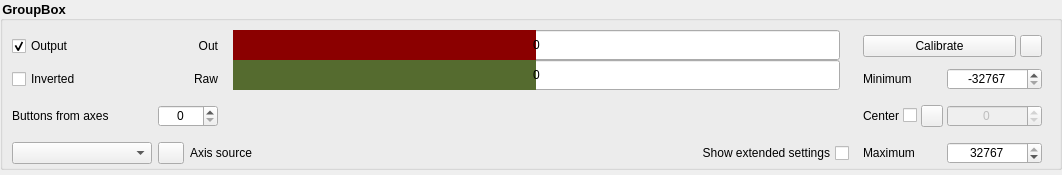
The window that src/widgets/axes/axes.ui (anpeaco/FreeJoyXConfiguratorQt) describes before a commit, drawn with Qt 5.
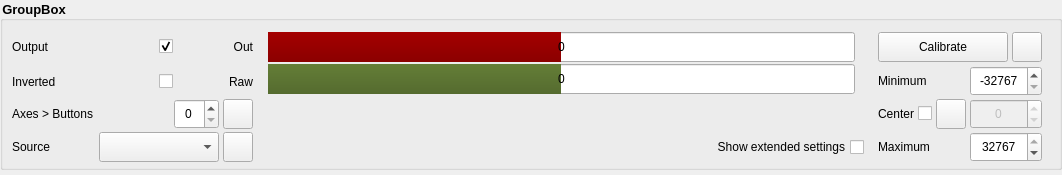
The same window after the commit. Icons and pictures are not drawn. Custom widgets are drawn as their Qt base class.

Commit message:
axes: source auto-detect (listen/sequence) + bar and slider gradients
Axes tab gains click-to-detect source with single and auto-sequence modes plus an input pulse. The Out/Raw bars and the axes-to-buttons slider track get the subtle top-lighter gradient; pulse and source-conflict warning colours route through the shared accent accessors.

```diff
--- a/src/widgets/axes/axes.ui
+++ b/src/widgets/axes/axes.ui
@@ -65,20 +65,59 @@
      <property name="title">
       <string>GroupBox</string>
      </property>
-     <layout class="QGridLayout" name="gridLayout_2" rowstretch="1,0,0,0" columnstretch="0,0,0,0,7,2" columnminimumwidth="0,0,0,0,0,185">
+     <layout class="QGridLayout" name="gridLayout_2" rowstretch="0,0,0,0" columnstretch="0,0,0,0,7,0" columnminimumwidth="0,0,0,0,0,150">
       <property name="bottomMargin">
        <number>3</number>
       </property>
-      <property name="spacing">
+      <property name="horizontalSpacing">
        <number>6</number>
       </property>
-      <item row="3" column="4">
+      <property name="verticalSpacing">
+       <number>1</number>
+      </property>
+      <item row="3" column="4" alignment="Qt::AlignVCenter">
+       <layout class="QHBoxLayout" name="layoutH_ShowExtend">
+        <property name="spacing"><number>4</number></property>
+        <!-- Source-conflict warning lives in the stretchy column 4 (with the
+             bars / show-extended). Separate icon + text labels (not inline
+             HTML) so the icon is reliably vertically centered, and an Ignored
+             width policy so a long message can NEVER grow a column and shift
+             the Out/Raw bars (which share columns 3-4). -->
+        <item>
+         <widget class="QLabel" name="label_sourceWarningIcon">
+          <property name="sizePolicy">
+           <sizepolicy hsizetype="Fixed" vsizetype="Preferred">
+            <horstretch>0</horstretch>
+            <verstretch>0</verstretch>
+           </sizepolicy>
+          </property>
+          <property name="text"><string notr="true"/></property>
+          <property name="alignment"><set>Qt::AlignVCenter</set></property>
+         </widget>
+        </item>
+        <item>
+         <widget class="QLabel" name="label_sourceWarning">
+          <property name="sizePolicy">
+           <sizepolicy hsizetype="Ignored" vsizetype="Preferred">
+            <horstretch>1</horstretch>
+            <verstretch>0</verstretch>
+           </sizepolicy>
+          </property>
+          <property name="text">
+           <string notr="true"/>
+          </property>
+          <property name="alignment">
+           <set>Qt::AlignLeading|Qt::AlignLeft|Qt::AlignVCenter</set>
+          </property>
+         </widget>
+        </item>
+        <item>
        <widget class="QCheckBox" name="checkBox_ShowExtend">
         <property name="cursor">
          <cursorShape>PointingHandCursor</cursorShape>
         </property>
         <property name="sizePolicy">
-         <sizepolicy hsizetype="Minimum" vsizetype="Fixed">
+           <sizepolicy hsizetype="Fixed" vsizetype="Preferred">
           <horstretch>0</horstretch>
           <verstretch>0</verstretch>
          </sizepolicy>
@@ -100,6 +139,8 @@
         </property>
        </widget>
       </item>
+       </layout>
+      </item>
       <!-- Calibration column. Each row is placed DIRECTLY in the outer
            gridLayout_2 at column 5 in the matching row, so row heights
            are shared with the Out bar / Raw bar / a2b slider / Axis
@@ -124,6 +165,8 @@
             <verstretch>0</verstretch>
            </sizepolicy>
           </property>
+          <property name="minimumSize"><size><width>0</width><height>30</height></size></property>
+          <property name="maximumSize"><size><width>16777215</width><height>30</height></size></property>
           <property name="text"><string>Calibrate</string></property>
           <property name="autoDefault"><bool>false</bool></property>
           <property name="default"><bool>false</bool></property>
@@ -134,13 +177,13 @@
         <item>
          <widget class="QPushButton" name="pushButton_ResetCalib">
           <property name="sizePolicy">
-           <sizepolicy hsizetype="Fixed" vsizetype="Fixed">
+           <sizepolicy hsizetype="Fixed" vsizetype="Preferred">
             <horstretch>0</horstretch>
             <verstretch>0</verstretch>
            </sizepolicy>
           </property>
-          <property name="minimumSize"><size><width>22</width><height>22</height></size></property>
-          <property name="maximumSize"><size><width>22</width><height>22</height></size></property>
+          <property name="minimumSize"><size><width>30</width><height>30</height></size></property>
+          <property name="maximumSize"><size><width>30</width><height>30</height></size></property>
           <property name="toolTip"><string>Reset calibration (Min / Center / Max back to factory defaults)</string></property>
           <property name="text"><string notr="true"/></property>
           <property name="icon">
@@ -180,8 +223,8 @@
             <verstretch>0</verstretch>
            </sizepolicy>
           </property>
-          <property name="minimumSize"><size><width>95</width><height>0</height></size></property>
-          <property name="maximumSize"><size><width>95</width><height>22</height></size></property>
+          <property name="minimumSize"><size><width>72</width><height>30</height></size></property>
+          <property name="maximumSize"><size><width>72</width><height>30</height></size></property>
           <property name="alignment"><set>Qt::AlignCenter</set></property>
           <property name="minimum"><number>-32767</number></property>
           <property name="maximum"><number>32767</number></property>
@@ -217,13 +260,13 @@
         <item>
          <widget class="QPushButton" name="pushButton_SetCenter">
           <property name="sizePolicy">
-           <sizepolicy hsizetype="Fixed" vsizetype="Fixed">
+           <sizepolicy hsizetype="Fixed" vsizetype="Preferred">
             <horstretch>0</horstretch>
             <verstretch>0</verstretch>
            </sizepolicy>
           </property>
-          <property name="minimumSize"><size><width>22</width><height>22</height></size></property>
-          <property name="maximumSize"><size><width>22</width><height>22</height></size></property>
+          <property name="minimumSize"><size><width>30</width><height>30</height></size></property>
+          <property name="maximumSize"><size><width>30</width><height>30</height></size></property>
           <property name="toolTip"><string>Capture the current axis value as the new Center</string></property>
           <property name="text"><string notr="true"/></property>
           <property name="icon">
@@ -244,8 +287,8 @@
             <verstretch>0</verstretch>
            </sizepolicy>
           </property>
-          <property name="minimumSize"><size><width>95</width><height>0</height></size></property>
-          <property name="maximumSize"><size><width>95</width><height>22</height></size></property>
+          <property name="minimumSize"><size><width>72</width><height>30</height></size></property>
+          <property name="maximumSize"><size><width>72</width><height>30</height></size></property>
           <property name="alignment"><set>Qt::AlignCenter</set></property>
           <property name="minimum"><number>-32767</number></property>
           <property name="maximum"><number>32767</number></property>
@@ -279,8 +322,8 @@
             <verstretch>0</verstretch>
            </sizepolicy>
           </property>
-          <property name="minimumSize"><size><width>95</width><height>0</height></size></property>
-          <property name="maximumSize"><size><width>95</width><height>22</height></size></property>
+          <property name="minimumSize"><size><width>72</width><height>30</height></size></property>
+          <property name="maximumSize"><size><width>72</width><height>30</height></size></property>
           <property name="alignment"><set>Qt::AlignCenter</set></property>
           <property name="minimum"><number>-32767</number></property>
           <property name="maximum"><number>32767</number></property>
@@ -297,12 +340,18 @@
         <property name="minimumSize">
          <size>
           <width>0</width>
-          <height>40</height>
+          <height>30</height>
+         </size>
+        </property>
+        <property name="maximumSize">
+         <size>
+          <width>16777215</width>
+          <height>30</height>
          </size>
         </property>
        </widget>
       </item>
-      <item row="1" column="2">
+      <item row="1" column="2" alignment="Qt::AlignVCenter">
        <widget class="QLabel" name="label_2">
         <property name="sizePolicy">
          <sizepolicy hsizetype="Preferred" vsizetype="Preferred">
@@ -324,7 +373,7 @@
         </property>
        </widget>
       </item>
-      <item row="0" column="2">
+      <item row="0" column="2" alignment="Qt::AlignVCenter">
        <widget class="QLabel" name="label">
         <property name="sizePolicy">
          <sizepolicy hsizetype="Preferred" vsizetype="Preferred">
@@ -357,9 +406,15 @@
         <property name="leftMargin">
          <number>9</number>
         </property>
+        <property name="topMargin">
+         <number>0</number>
+        </property>
         <property name="rightMargin">
          <number>9</number>
         </property>
+        <property name="bottomMargin">
+         <number>0</number>
+        </property>
         <item>
          <widget class="QProgressBar" name="progressBar_Out">
           <property name="enabled">
@@ -374,21 +429,21 @@
           <property name="minimumSize">
            <size>
             <width>0</width>
-            <height>23</height>
+            <height>30</height>
            </size>
           </property>
           <property name="maximumSize">
            <size>
             <width>16777215</width>
-            <height>16777215</height>
+            <height>30</height>
            </size>
           </property>
           <property name="styleSheet">
            <string notr="true">QProgressBar::chunk {
-     background-color: rgb(139, 0, 0);
+     background: qlineargradient(x1:0, y1:0, x2:0, y2:1, stop:0 rgb(164, 0, 0), stop:1 rgb(139, 0, 0));
  }
 QProgressBar::chunk:disabled {
-     background-color: rgba(139, 0, 0, 80);
+     background: qlineargradient(x1:0, y1:0, x2:0, y2:1, stop:0 rgba(164, 0, 0, 80), stop:1 rgba(139, 0, 0, 80));
  }</string>
           </property>
           <property name="minimum">
@@ -428,21 +483,21 @@
           <property name="minimumSize">
            <size>
             <width>0</width>
-            <height>23</height>
+            <height>30</height>
            </size>
           </property>
           <property name="maximumSize">
            <size>
             <width>16777215</width>
-            <height>16777215</height>
+            <height>30</height>
            </size>
           </property>
           <property name="styleSheet">
            <string notr="true">QProgressBar::chunk {
-     background-color:rgb(85, 107, 47);
+     background: qlineargradient(x1:0, y1:0, x2:0, y2:1, stop:0 rgb(100, 126, 55), stop:1 rgb(85, 107, 47));
  }
 QProgressBar::chunk:disabled {
-     background-color: rgba(85, 107, 47, 80);
+     background: qlineargradient(x1:0, y1:0, x2:0, y2:1, stop:0 rgba(100, 126, 55, 80), stop:1 rgba(85, 107, 47, 80));
  }</string>
           </property>
           <property name="minimum">
@@ -470,48 +525,52 @@
         </item>
        </layout>
       </item>
-      <item row="1" column="0" colspan="2">
+      <item row="1" column="0" colspan="2" alignment="Qt::AlignVCenter">
+       <layout class="QHBoxLayout" name="layoutH_Inverted">
+        <property name="spacing"><number>4</number></property>
+        <item>
+         <widget class="QLabel" name="label_InvertedText">
+          <property name="text"><string>Inverted</string></property>
+          <property name="alignment"><set>Qt::AlignLeading|Qt::AlignLeft|Qt::AlignVCenter</set></property>
+         </widget>
+        </item>
+        <item>
+         <spacer name="spacerH_Inverted">
+          <property name="orientation"><enum>Qt::Horizontal</enum></property>
+          <property name="sizeHint" stdset="0"><size><width>0</width><height>0</height></size></property>
+         </spacer>
+        </item>
+        <item>
        <widget class="QCheckBox" name="checkBox_Inverted">
-        <property name="sizePolicy">
-         <sizepolicy hsizetype="Minimum" vsizetype="Minimum">
-          <horstretch>0</horstretch>
-          <verstretch>0</verstretch>
-         </sizepolicy>
-        </property>
-        <property name="minimumSize">
-         <size>
-          <width>0</width>
-          <height>21</height>
-         </size>
-        </property>
-        <property name="text">
-         <string>Inverted</string>
-        </property>
-       </widget>
-      </item>
-      <item row="0" column="0" colspan="2">
+          <property name="text"><string notr="true"/></property>
+         </widget>
+        </item>
+       </layout>
+      </item>
+      <item row="0" column="0" colspan="2" alignment="Qt::AlignVCenter">
+       <layout class="QHBoxLayout" name="layoutH_Output">
+        <property name="spacing"><number>4</number></property>
+        <item>
+         <widget class="QLabel" name="label_OutputText">
+          <property name="text"><string>Output</string></property>
+          <property name="alignment"><set>Qt::AlignLeading|Qt::AlignLeft|Qt::AlignVCenter</set></property>
+         </widget>
+        </item>
+        <item>
+         <spacer name="spacerH_Output">
+          <property name="orientation"><enum>Qt::Horizontal</enum></property>
+          <property name="sizeHint" stdset="0"><size><width>0</width><height>0</height></size></property>
+         </spacer>
+        </item>
+        <item>
        <widget class="QCheckBox" name="checkBox_Output">
-        <property name="sizePolicy">
-         <sizepolicy hsizetype="Minimum" vsizetype="Minimum">
-          <horstretch>0</horstretch>
-          <verstretch>0</verstretch>
-         </sizepolicy>
-        </property>
-        <property name="minimumSize">
-         <size>
-          <width>0</width>
-          <height>21</height>
-         </size>
-        </property>
-        <property name="text">
-         <string>Output</string>
-        </property>
-        <property name="checked">
-         <bool>true</bool>
-        </property>
-       </widget>
-      </item>
-      <item row="2" column="0">
+          <property name="text"><string notr="true"/></property>
+          <property name="checked"><bool>true</bool></property>
+         </widget>
+        </item>
+       </layout>
+      </item>
+      <item row="2" column="0" alignment="Qt::AlignVCenter">
        <widget class="QLabel" name="label_3">
         <property name="sizePolicy">
          <sizepolicy hsizetype="Preferred" vsizetype="Minimum">
@@ -520,14 +579,23 @@
          </sizepolicy>
         </property>
         <property name="text">
-         <string>Buttons from axes</string>
+         <string>Axes &gt; Buttons</string>
         </property>
        </widget>
       </item>
-      <item row="2" column="1" colspan="2">
+      <item row="2" column="1" colspan="2" alignment="Qt::AlignVCenter">
+       <layout class="QHBoxLayout" name="layoutH_A2bCount">
+        <property name="spacing"><number>4</number></property>
+        <item>
+         <spacer name="spacerH_A2bCount">
+          <property name="orientation"><enum>Qt::Horizontal</enum></property>
+          <property name="sizeHint" stdset="0"><size><width>0</width><height>0</height></size></property>
+         </spacer>
+        </item>
+        <item>
        <widget class="QSpinBox" name="spinBox_A2bCount">
         <property name="sizePolicy">
-         <sizepolicy hsizetype="Minimum" vsizetype="Fixed">
+           <sizepolicy hsizetype="Fixed" vsizetype="Preferred">
           <horstretch>0</horstretch>
           <verstretch>0</verstretch>
          </sizepolicy>
@@ -535,7 +603,13 @@
         <property name="minimumSize">
          <size>
           <width>45</width>
-          <height>20</height>
+            <height>30</height>
+           </size>
+          </property>
+          <property name="maximumSize">
+           <size>
+            <width>45</width>
+            <height>30</height>
          </size>
         </property>
         <property name="alignment">
@@ -546,23 +620,66 @@
         </property>
        </widget>
       </item>
-      <item row="3" column="0">
+        <item>
+         <widget class="QPushButton" name="pushButton_ClearA2b">
+          <property name="sizePolicy">
+           <sizepolicy hsizetype="Fixed" vsizetype="Preferred">
+            <horstretch>0</horstretch>
+            <verstretch>0</verstretch>
+           </sizepolicy>
+          </property>
+          <property name="minimumSize"><size><width>30</width><height>30</height></size></property>
+          <property name="maximumSize"><size><width>30</width><height>30</height></size></property>
+          <property name="toolTip"><string>Clear all buttons-from-axes for this axis</string></property>
+          <property name="text"><string notr="true"/></property>
+          <property name="icon">
+           <iconset resource="../../resources.qrc">
+            <normaloff>:/Images/icons/lucide/rotate-ccw.svg</normaloff>:/Images/icons/lucide/rotate-ccw.svg</iconset>
+          </property>
+          <property name="iconSize"><size><width>14</width><height>14</height></size></property>
+          <property name="autoDefault"><bool>false</bool></property>
+         </widget>
+        </item>
+       </layout>
+      </item>
+      <item row="3" column="0" alignment="Qt::AlignVCenter">
+       <widget class="QLabel" name="text_axisSource">
+        <property name="minimumSize">
+         <size>
+          <width>0</width>
+          <height>30</height>
+         </size>
+        </property>
+        <property name="text">
+         <string>Source</string>
+        </property>
+        <property name="alignment">
+         <set>Qt::AlignLeading|Qt::AlignLeft|Qt::AlignVCenter</set>
+        </property>
+       </widget>
+      </item>
+      <item row="3" column="1" colspan="2" alignment="Qt::AlignVCenter">
+       <layout class="QHBoxLayout" name="layoutH_Source">
+        <property name="spacing"><number>4</number></property>
+        <item>
        <widget class="CenteredCBox" name="comboBox_AxisSource1">
         <property name="sizePolicy">
-         <sizepolicy hsizetype="Minimum" vsizetype="Minimum">
+           <sizepolicy hsizetype="Fixed" vsizetype="Preferred">
           <horstretch>0</horstretch>
           <verstretch>0</verstretch>
          </sizepolicy>
         </property>
-        <property name="minimumSize">
-         <size>
-          <width>140</width>
-          <height>20</height>
-         </size>
-        </property>
-       </widget>
-      </item>
-      <item row="3" column="1" alignment="Qt::AlignVCenter">
+          <property name="minimumSize"><size><width>120</width><height>30</height></size></property>
+          <property name="maximumSize"><size><width>120</width><height>30</height></size></property>
+         </widget>
+        </item>
+        <item>
+         <spacer name="spacerH_Source">
+          <property name="orientation"><enum>Qt::Horizontal</enum></property>
+          <property name="sizeHint" stdset="0"><size><width>0</width><height>0</height></size></property>
+         </spacer>
+        </item>
+        <item>
        <widget class="QPushButton" name="pushButton_DetectSource">
         <property name="sizePolicy">
          <sizepolicy hsizetype="Fixed" vsizetype="Preferred">
@@ -570,21 +687,9 @@
           <verstretch>0</verstretch>
          </sizepolicy>
         </property>
-        <property name="minimumSize">
-         <size>
-          <width>26</width>
-          <height>0</height>
-         </size>
-        </property>
-        <property name="maximumSize">
-         <size>
-          <width>26</width>
-          <height>16777215</height>
-         </size>
-        </property>
-        <property name="text">
-         <string/>
-        </property>
+          <property name="minimumSize"><size><width>30</width><height>30</height></size></property>
+          <property name="maximumSize"><size><width>30</width><height>30</height></size></property>
+          <property name="text"><string/></property>
         <property name="icon">
          <iconset resource="../../resources.qrc">
           <normaloff>:/Images/icons/lucide/target.svg</normaloff>
@@ -600,26 +705,10 @@
         <property name="toolTip">
          <string>Click then rotate any connected axis to set its source pin as this axis's source. Click again to cancel. Only works for pins already bound to some axis -- the firmware reports raw values per-axis, not per-pin.</string>
         </property>
-        <property name="checkable">
-         <bool>true</bool>
-        </property>
-       </widget>
-      </item>
-      <item row="3" column="2" colspan="2">
-       <widget class="QLabel" name="text_axisSource">
-        <property name="minimumSize">
-         <size>
-          <width>0</width>
-          <height>20</height>
-         </size>
-        </property>
-        <property name="text">
-         <string>Axis source</string>
-        </property>
-        <property name="alignment">
-         <set>Qt::AlignLeading|Qt::AlignLeft|Qt::AlignVCenter</set>
-        </property>
-       </widget>
+          <property name="checkable"><bool>true</bool></property>
+         </widget>
+        </item>
+       </layout>
       </item>
      </layout>
     </widget>
```
Left out of the diff: 9 changed lines with no effect on the pictures. Lines whose indentation alone changed are shown as unchanged. The commit also changes 6 other files.
